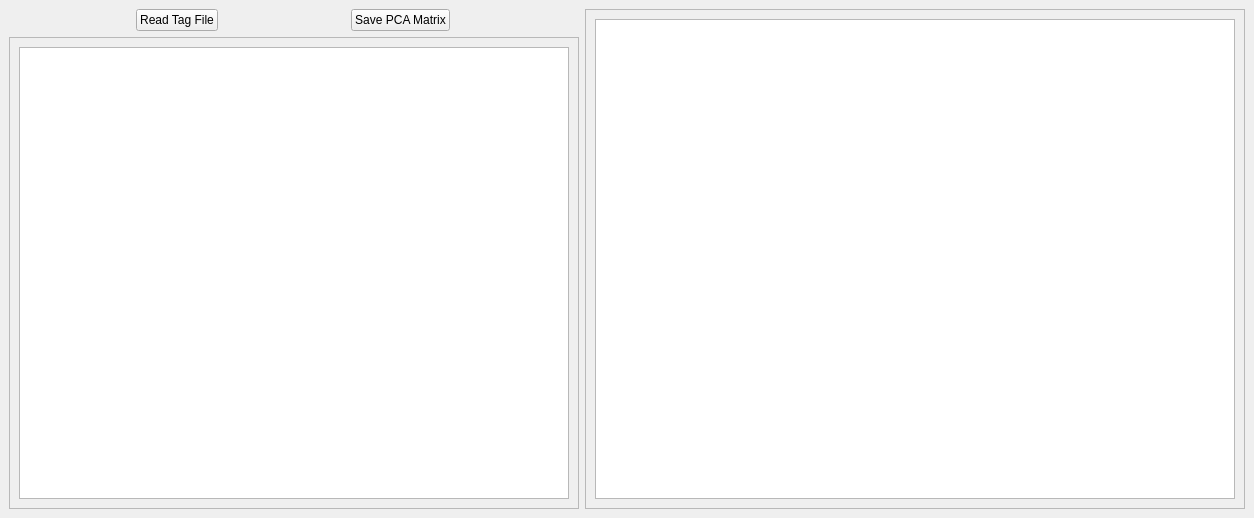
Qt form XCoins/ui/application_window.ui (wwmm/xcoins) before a commit.
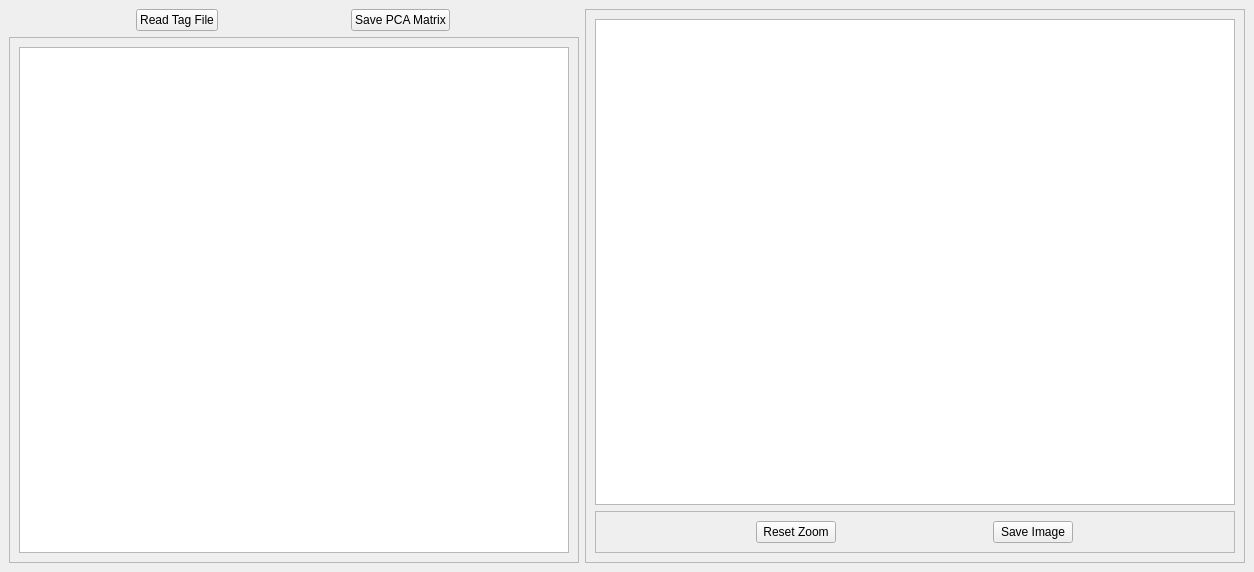
The same form after that commit. Custom widgets are drawn as their Qt base class.

Commit message: images can be saved and the zoom can be reset

```diff
--- a/XCoins/ui/application_window.ui
+++ b/XCoins/ui/application_window.ui
@@ -7,7 +7,7 @@
     <x>0</x>
     <y>0</y>
     <width>1254</width>
-    <height>518</height>
+    <height>572</height>
    </rect>
   </property>
   <property name="sizePolicy">
@@ -146,6 +146,44 @@
          </property>
         </widget>
        </item>
+       <item row="1" column="0">
+        <widget class="QFrame" name="chart_cfg_frame">
+         <property name="frameShape">
+          <enum>QFrame::StyledPanel</enum>
+         </property>
+         <property name="frameShadow">
+          <enum>QFrame::Raised</enum>
+         </property>
+         <layout class="QHBoxLayout" name="horizontalLayout_2">
+          <item>
+           <widget class="QPushButton" name="button_reset_zoom">
+            <property name="sizePolicy">
+             <sizepolicy hsizetype="Fixed" vsizetype="Fixed">
+              <horstretch>0</horstretch>
+              <verstretch>0</verstretch>
+             </sizepolicy>
+            </property>
+            <property name="text">
+             <string>Reset Zoom</string>
+            </property>
+           </widget>
+          </item>
+          <item>
+           <widget class="QPushButton" name="button_save_image">
+            <property name="sizePolicy">
+             <sizepolicy hsizetype="Fixed" vsizetype="Fixed">
+              <horstretch>0</horstretch>
+              <verstretch>0</verstretch>
+             </sizepolicy>
+            </property>
+            <property name="text">
+             <string>Save Image</string>
+            </property>
+           </widget>
+          </item>
+         </layout>
+        </widget>
+       </item>
       </layout>
      </widget>
     </item>
```
The commit also changes 2 other files.
